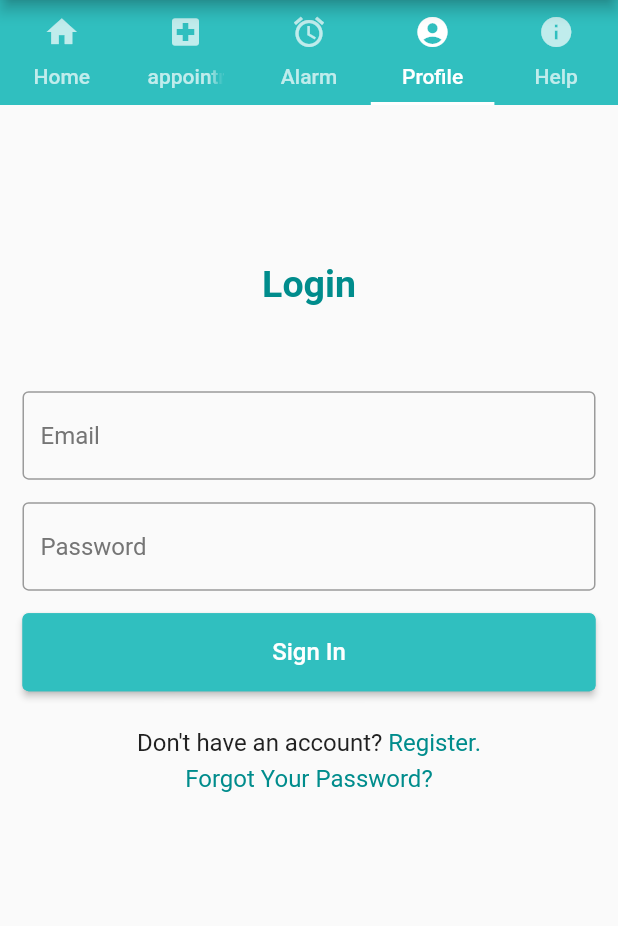
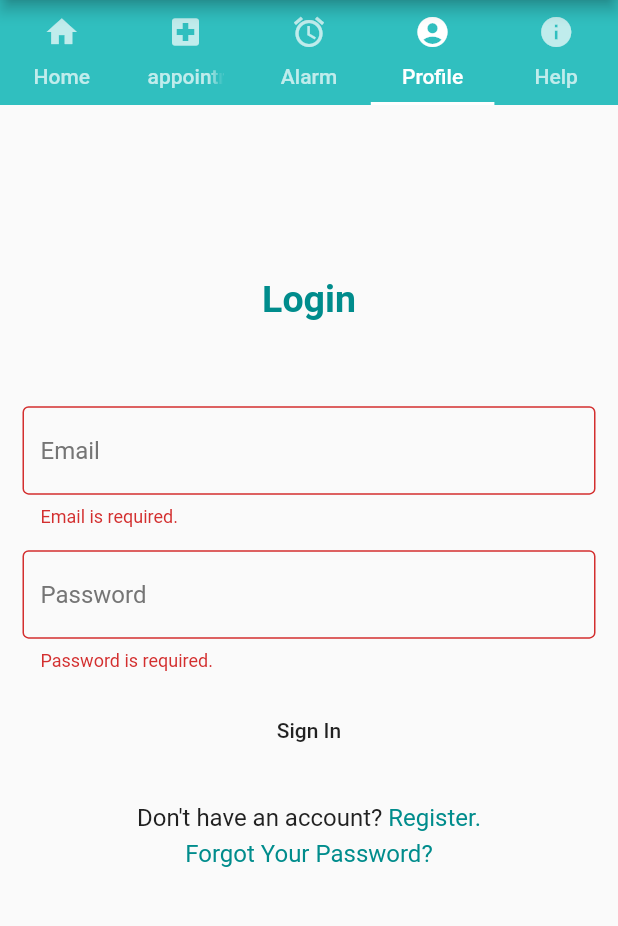
Before and after one commit to the-three-musketeerz/halemate-flutter, a Flutter app: the screen it shows after launch, tab 4 chosen, after a tap on "Sign In", on a phone screen of 412 x 824 dp, the part 84-1010 px from its top. Run offline on Flutter 3.47's test engine with Material 2 defaults, Android fonts, the phone set to English and light mode, and no system bars; our stand-ins replace flutter_local_notifications, geolocator, rxdart, shared_preferences.

Commit message:
rfac: refactored code for login, signup and forgot password; conf: Added API endpoints for authentication in constants.dart file

```diff
--- a/lib/Colors.dart
+++ /dev/null
@@ -1,4 +0,0 @@
-import 'package:flutter/material.dart';
-
-const colorLight = const Color(0xff30bfbf);
-const colorDark = const Color(0xff008c8c);
--- /dev/null
+++ b/lib/constanst.dart
@@ -0,0 +1,16 @@
+import 'package:flutter/material.dart';
+
+const colorLight = const Color(0xff30bfbf);
+const colorDark = const Color(0xff008c8c);
+
+//API endpoints
+
+const String baseAPI = 'http://40888d127c7a.ngrok.io/halemate';
+
+const String loginAPI = '$baseAPI/login/';
+const String signupAPI = '$baseAPI/signup/';
+const String forgotPasswordAPI = '$baseAPI/forgot_password/';
+const String signupVerifyAPI = '$baseAPI/signup_verify/';
+const String otpVerifyAPI = '$baseAPI/otp_verify/';
+const String otpRefreshAPI = '$baseAPI/otp_refresh/';
+const String logoutAPI = '$baseAPI/logout/';
--- a/lib/main.dart
+++ b/lib/main.dart
@@ -65,7 +65,7 @@ class _HaleMateAppState extends State<HaleMateApp> {
                           Icon(Icons.local_hospital),
                           MedReminder(),
                           LogInForm(),
-                          helpListView(context),
+                          HelpListView(),
                         ],  ))
                 ],
               )
--- a/lib/models/alert/Alert.dart
+++ b/lib/models/alert/Alert.dart
@@ -20,7 +20,7 @@ class Alert{
   );
 
   Map<String, dynamic> toJson() => {
-    "latitude": location.latitude,
-    "longitude": location.longitude,
+    "lat": location.latitude,
+    "lng": location.longitude,
   };
 }
--- a/lib/utlis/router.dart
+++ b/lib/utlis/router.dart
@@ -3,6 +3,7 @@ import 'package:hale_mate/Services/alertService.dart';
 import 'package:hale_mate/views//Authenticate/login.dart';
 import 'package:hale_mate/views/Authenticate/passwordReset.dart';
 import 'package:hale_mate/views/Authenticate/signup.dart';
+import 'package:hale_mate/views/help.dart';
 import 'package:hale_mate/views/home.dart';
 
 
@@ -19,6 +20,8 @@ class Router {
         return MaterialPageRoute(builder: (_) => PasswordResetForm());
       case AlertWidget.id:
         return MaterialPageRoute(builder: (_) => AlertWidget());
+      case HelpListView.id:
+        return MaterialPageRoute(builder: (_) => HelpListView());
       default:
         return MaterialPageRoute(
           builder: (_) => Scaffold(
--- a/lib/utlis/validator.dart
+++ b/lib/utlis/validator.dart
@@ -37,4 +37,16 @@ class Validate {
     return null;
   }
 
+  static String passwordMatch(String value1, String value2){
+    String passwordConfirm  = value1.trim();
+    String password = value2.trim();
+    if(password.isEmpty || passwordConfirm.isEmpty){
+      return 'Please enter the password correctly';
+    }
+    if (password!= passwordConfirm){
+      return 'Passwords do not match. Please re-enter the passwords';
+    }
+    return null;
+  }
+
 }
--- a/lib/views/Authenticate/login.dart
+++ b/lib/views/Authenticate/login.dart
@@ -1,12 +1,13 @@
 import 'package:flutter/gestures.dart';
 import 'package:flutter/material.dart';
-import 'package:hale_mate/Colors.dart';
 import 'package:hale_mate/Services/Authenticate/authProvider.dart';
+import 'package:hale_mate/constanst.dart';
+import 'package:hale_mate/utlis/validator.dart';
 import 'package:hale_mate/views/Authenticate/passwordReset.dart';
 import 'package:hale_mate/views/Authenticate/signup.dart';
 import 'package:hale_mate/views/Authenticate/widgets/AuthStatus.dart';
 import 'package:hale_mate/views/Authenticate/widgets/AuthStyles.dart';
-import 'package:hale_mate/utlis/validator.dart';
+import 'package:hale_mate/views/help.dart';
 import 'package:provider/provider.dart';
 
 class LogInForm extends StatefulWidget {
@@ -28,6 +29,7 @@ class LogInFormState extends State<LogInForm> {
     final form = _formKey.currentState;
     if (form.validate()) {
       await Provider.of<AuthProvider>(context).login(email, password);
+      Navigator.pushNamed(context, HelpListView.id);
     }
   }
 
@@ -57,7 +59,6 @@ class LogInFormState extends State<LogInForm> {
                           ),
                           SizedBox(height: 30.0),
                           TextFormField(
-                              textCapitalization: TextCapitalization.characters,
                               decoration: AuthStyles.input.copyWith(
                                 hintText: 'Email',
                               ),
@@ -77,9 +78,9 @@ class LogInFormState extends State<LogInForm> {
                                     value, 'Password is required.');
                               }),
                           SizedBox(height: 15.0),
-                          StyledButton(
-                            'Sign In',
-                            onPressed: submit(),
+                          FlatButton(
+                            child: Text('Sign In'),
+                            onPressed: submit,
                           ),
                           SizedBox(height: 25.0),
                           Center(
--- a/lib/views/Authenticate/widgets/AuthStyles.dart
+++ b/lib/views/Authenticate/widgets/AuthStyles.dart
@@ -1,5 +1,5 @@
 import 'package:flutter/material.dart';
-import 'package:hale_mate/Colors.dart';
+import 'package:hale_mate/constanst.dart';
 
 class AuthStyles {
   static TextStyle defaultStyle = TextStyle(
--- a/lib/views/alarm/alarm.dart
+++ b/lib/views/alarm/alarm.dart
@@ -4,7 +4,7 @@ import 'package:hale_mate/models/reminder/medicine.dart';
 import 'package:hale_mate/views/alarm/alarmDetails.dart';
 import 'package:hale_mate/views/alarm/createAlarm.dart';
 import 'package:provider/provider.dart';
-import 'package:hale_mate/Colors.dart';
+import 'package:hale_mate/constanst.dart';
 
 
 class AlarmHomeScreen extends StatefulWidget {
--- a/lib/views/alarm/alarmDetails.dart
+++ b/lib/views/alarm/alarmDetails.dart
@@ -3,7 +3,7 @@ import 'package:flutter/widgets.dart';
 import 'package:hale_mate/models/reminder/medicine.dart';
 import 'package:provider/provider.dart';
 import 'package:hale_mate/Services/Alarm/globalBloc.dart';
-import 'package:hale_mate/Colors.dart';
+import 'package:hale_mate/constanst.dart';
 
 class MedicineDetails extends StatelessWidget {
   final Medicine medicine;
--- a/lib/views/alarm/createAlarm.dart
+++ b/lib/views/alarm/createAlarm.dart
@@ -1,6 +1,6 @@
 import 'dart:math';
 import 'package:flutter/material.dart';
-import 'package:hale_mate/Colors.dart';
+import 'package:hale_mate/constanst.dart';
 import 'package:hale_mate/models/reminder/medicine.dart';
 import 'package:hale_mate/Services/Alarm/globalBloc.dart';
 import 'package:hale_mate/models/reminder/Enum.dart';
--- a/lib/views/home.dart
+++ b/lib/views/home.dart
@@ -25,7 +25,7 @@ class _HomeScreenState extends State<HomeScreen> {
                   child: Icon(Icons.warning),
                   backgroundColor: Colors.red[500],
                   onPressed: () {
-                   Navigator.pushNamed(context, AlertWidget.id);
+                   Navigator.pushReplacementNamed(context, AlertWidget.id);
                   }),
             )
         )
```
Also changed, not shown: lib/Services/Authenticate/authProvider.dart (+18 -14 lines), lib/Services/alertService.dart (+18 -15 lines), lib/views/Authenticate/signup.dart (+27 -25 lines), lib/views/help.dart (+10 -1 lines).
